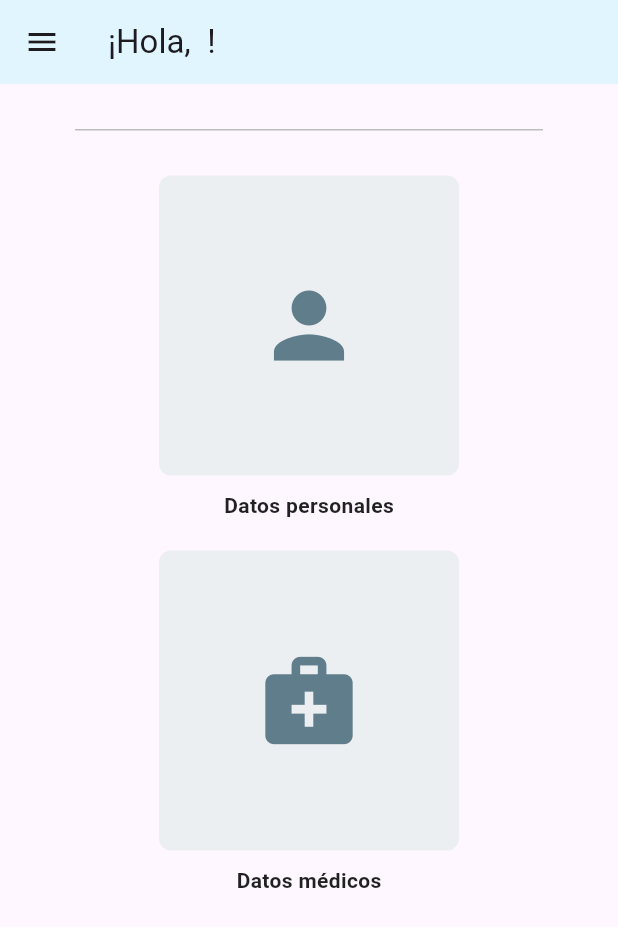
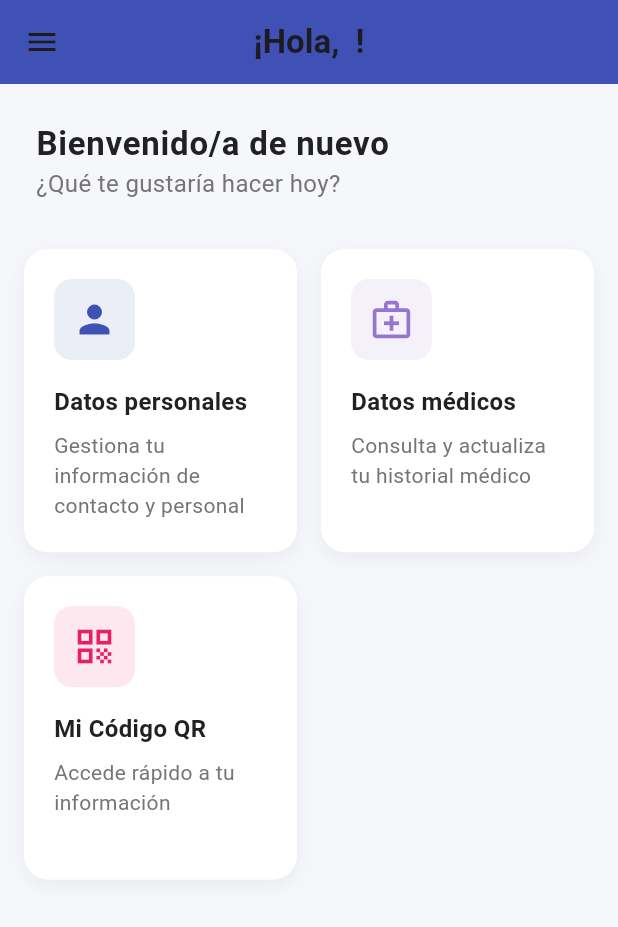
Before and after one commit to Samuel1722003/EmerScanFrontend, a Flutter app: the HomeScreen screen opened by its route, on a phone screen of 412 x 824 dp. Shown: the top 927 px of the screen. Run offline on Flutter 3.47's test engine with Material 3 defaults, Android fonts, the phone set to English and light mode, and no system bars; our stand-ins replace qr_flutter, shared_preferences, supabase_flutter; missing offline and left inert: bcrypt; accounts and stored records are empty.

Commit message:
Mejora visual de Home

```diff
--- a/hfe_frontend/lib/screens/home.dart
+++ b/hfe_frontend/lib/screens/home.dart
@@ -1,6 +1,7 @@
 import 'package:flutter/material.dart';
 import 'package:supabase_flutter/supabase_flutter.dart';
 import 'package:shared_preferences/shared_preferences.dart';
+import 'package:hfe_frontend/screens/screen.dart';
 
 class HomeScreen extends StatefulWidget {
   const HomeScreen({super.key});
@@ -63,52 +64,102 @@ class _HomeScreenState extends State<HomeScreen> {
   @override
   Widget build(BuildContext context) {
     return Scaffold(
+      backgroundColor: AppTheme.background,
       appBar: AppBar(
-        title: Text('¡Hola, $userName!'),
-        backgroundColor: Colors.lightBlue[50],
+        title: Text(
+          '¡Hola, $userName!',
+          style: const TextStyle(fontWeight: FontWeight.w600),
+        ),
+        backgroundColor: AppTheme.primary,
+        elevation: 0,
+        centerTitle: true,
       ),
       drawer: _buildDrawer(context),
       body:
           isLoading
-              ? const Center(child: CircularProgressIndicator())
+              ? Center(
+                child: Column(
+                  mainAxisAlignment: MainAxisAlignment.center,
+                  children: [
+                    SizedBox(
+                      width: 50,
+                      height: 50,
+                      child: CircularProgressIndicator(
+                        valueColor: AlwaysStoppedAnimation<Color>(
+                          AppTheme.primary,
+                        ),
+                        strokeWidth: 3,
+                      ),
+                    ),
+                    const SizedBox(height: 16),
+                    Text(
+                      "Cargando información...",
+                      style: TextStyle(
+                        color: AppTheme.textSecondary,
+                        fontSize: 16,
+                      ),
+                    ),
+                  ],
+                ),
+              )
               : _buildBody(context),
     );
   }
 
   Widget _buildDrawer(BuildContext context) {
     return Drawer(
+      backgroundColor: Colors.white,
       child: Column(
         children: [
           // Encabezado con imagen y nombre
-          UserAccountsDrawerHeader(
-            decoration: BoxDecoration(color: Colors.lightBlue[50]),
-            currentAccountPicture: const CircleAvatar(
+          Container(
+            padding: const EdgeInsets.only(top: 50, bottom: 20),
+            width: double.infinity,
+            color: AppTheme.primary,
+            child: Column(
+              children: [
+                Container(
+                  decoration: BoxDecoration(
+                    shape: BoxShape.circle,
+                    border: Border.all(color: Colors.white, width: 2),
+                  ),
+                  child: const CircleAvatar(
+                    radius: 40,
                     backgroundColor: Colors.white,
-              child: Icon(Icons.person, size: 50, color: Colors.grey),
+                    child: Icon(
+                      Icons.person,
+                      size: 50,
+                      color: AppTheme.primary,
                     ),
-            accountName: Text(
+                  ),
+                ),
+                const SizedBox(height: 12),
+                Text(
                   userName,
                   style: const TextStyle(
                     fontSize: 18,
                     fontWeight: FontWeight.bold,
-                color: Colors.black87,
+                    color: Colors.white,
                   ),
                 ),
-            accountEmail: null,
+              ],
+            ),
           ),
 
           // Opciones de menú
           Expanded(
-            child: Column(
+            child: ListView(
+              padding: EdgeInsets.zero,
               children: [
                 // Opción Datos personales
                 ListTile(
-                  leading: const Icon(Icons.person, color: Colors.blueGrey),
+                  leading: const Icon(Icons.person, color: AppTheme.primary),
                   title: const Text(
                     'Datos personales',
-                    style: TextStyle(color: Colors.black87),
+                    style: TextStyle(fontWeight: FontWeight.w500),
                   ),
                   onTap: () {
+                    Navigator.pop(context);
                     Navigator.pushNamed(context, 'PersonalDataScreen');
                   },
                 ),
@@ -117,13 +168,14 @@ class _HomeScreenState extends State<HomeScreen> {
                 ListTile(
                   leading: const Icon(
                     Icons.medical_services,
-                    color: Colors.blueGrey,
+                    color: AppTheme.secondary,
                   ),
                   title: const Text(
                     'Datos médicos',
-                    style: TextStyle(color: Colors.black87),
+                    style: TextStyle(fontWeight: FontWeight.w500),
                   ),
                   onTap: () {
+                    Navigator.pop(context);
                     Navigator.pushNamed(context, 'MedicalDataScreen');
                   },
                 ),
@@ -132,12 +184,13 @@ class _HomeScreenState extends State<HomeScreen> {
 
                 // Opción Código QR
                 ListTile(
-                  leading: const Icon(Icons.qr_code, color: Colors.blueGrey),
+                  leading: const Icon(Icons.qr_code, color: AppTheme.accent),
                   title: const Text(
-                    'Codigo QR',
-                    style: TextStyle(color: Colors.black87),
+                    'Código QR',
+                    style: TextStyle(fontWeight: FontWeight.w500),
                   ),
                   onTap: () {
+                    Navigator.pop(context);
                     Navigator.pushNamed(context, 'QRCodeScreen');
                   },
                 ),
@@ -146,22 +199,32 @@ class _HomeScreenState extends State<HomeScreen> {
 
                 // Opción Ajustes
                 ListTile(
-                  leading: Icon(Icons.settings, color: Colors.grey[700]),
+                  leading: Icon(Icons.settings, color: AppTheme.textSecondary),
                   title: Text(
                     'Ajustes',
-                    style: TextStyle(color: Colors.grey[700]),
+                    style: TextStyle(
+                      fontWeight: FontWeight.w500,
+                      color: AppTheme.textSecondary,
+                    ),
                   ),
                   onTap: () {
+                    Navigator.pop(context);
                     Navigator.pushNamed(context, 'SettingsScreen');
                   },
                 ),
 
                 // Opción Salir
                 ListTile(
-                  leading: Icon(Icons.exit_to_app, color: Colors.grey[700]),
-                  title: Text(
+                  leading: const Icon(
+                    Icons.exit_to_app,
+                    color: Colors.redAccent,
+                  ),
+                  title: const Text(
                     'Salir',
-                    style: TextStyle(color: Colors.grey[700]),
+                    style: TextStyle(
+                      fontWeight: FontWeight.w500,
+                      color: Colors.redAccent,
+                    ),
                   ),
                   onTap: () async {
                     // Cerrar sesión
@@ -179,81 +242,123 @@ class _HomeScreenState extends State<HomeScreen> {
               ],
             ),
           ),
+
+          // Versión al final del drawer
+          Container(
+            padding: const EdgeInsets.symmetric(vertical: 10),
+            child: Text(
+              'v1.0.0',
+              style: TextStyle(color: AppTheme.textSecondary, fontSize: 12),
+            ),
+          ),
         ],
       ),
     );
   }
 
   Widget _buildBody(BuildContext context) {
-    return Center(
+    return CustomScrollView(
+      physics: const BouncingScrollPhysics(),
+      slivers: [
+        // Encabezado con saludo
+        SliverToBoxAdapter(
+          child: Container(
+            padding: const EdgeInsets.all(24),
             child: Column(
-        mainAxisAlignment: MainAxisAlignment.start,
+              crossAxisAlignment: CrossAxisAlignment.start,
               children: [
-          const SizedBox(height: 30),
-
-          // Línea horizontal decorativa
-          Container(
-            margin: const EdgeInsets.symmetric(horizontal: 50),
-            height: 1,
-            color: Colors.grey[400],
-          ),
-
-          const SizedBox(height: 30),
-
-          // Botón Datos personales
-          _buildHomeButton(
-            context,
-            icon: Icons.person,
-            label: 'Datos personales',
-            onTap: () {
-              Navigator.pushNamed(context, 'PersonalDataScreen');
-            },
-          ),
-
-          const SizedBox(height: 20),
-
-          // Botón Datos médicos
-          _buildHomeButton(
-            context,
-            icon: Icons.medical_services,
-            label: 'Datos médicos',
-            onTap: () {
-              Navigator.pushNamed(context, 'MedicalDataScreen');
-            },
+                Text("Bienvenido/a de nuevo", style: AppTheme.heading),
+                Text(
+                  "¿Qué te gustaría hacer hoy?",
+                  style: TextStyle(color: AppTheme.textSecondary, fontSize: 16),
                 ),
               ],
             ),
+          ),
+        ),
+
+        // Tarjetas de acceso rápido (sin la tarjeta de Citas)
+        SliverPadding(
+          padding: const EdgeInsets.symmetric(horizontal: 16, vertical: 8),
+          sliver: SliverGrid.count(
+            crossAxisCount: 2,
+            crossAxisSpacing: 16.0,
+            mainAxisSpacing: 16.0,
+            childAspectRatio: 0.9,
+            children: [
+              _buildFeatureCard(
+                context: context,
+                icon: Icons.person,
+                title: "Datos personales",
+                description: "Gestiona tu información de contacto y personal",
+                color: AppTheme.primary,
+                route: 'PersonalDataScreen',
+              ),
+              _buildFeatureCard(
+                context: context,
+                icon: Icons.medical_services_outlined,
+                title: "Datos médicos",
+                description: "Consulta y actualiza tu historial médico",
+                color: AppTheme.diseases,
+                route: 'MedicalDataScreen',
+              ),
+              _buildFeatureCard(
+                context: context,
+                icon: Icons.qr_code,
+                title: "Mi Código QR",
+                description: "Accede rápido a tu información",
+                color: AppTheme.accent,
+                route: 'QRCodeScreen',
+              ),
+            ],
+          ),
+        ),
+      ],
     );
   }
 
-  Widget _buildHomeButton(
-    BuildContext context, {
+  Widget _buildFeatureCard({
+    required BuildContext context,
     required IconData icon,
-    required String label,
-    required Function() onTap,
+    required String title,
+    required String description,
+    required Color color,
+    required String route,
   }) {
     return GestureDetector(
-      onTap: onTap,
+      onTap: () {
+        Navigator.pushNamed(context, route);
+      },
+      child: Container(
+        padding: const EdgeInsets.all(20),
+        decoration: BoxDecoration(
+          color: AppTheme.cardBg,
+          borderRadius: BorderRadius.circular(16),
+          boxShadow: [
+            BoxShadow(
+              color: Colors.black.withOpacity(0.05),
+              offset: const Offset(0, 4),
+              blurRadius: 10,
+            ),
+          ],
+        ),
         child: Column(
+          crossAxisAlignment: CrossAxisAlignment.start,
           children: [
             Container(
-            width: 200,
-            height: 200,
+              padding: const EdgeInsets.all(12),
               decoration: BoxDecoration(
-              color: Colors.blueGrey[50],
-              borderRadius: BorderRadius.circular(8),
+                color: color.withOpacity(0.1),
+                borderRadius: BorderRadius.circular(12),
               ),
-            child: Icon(icon, size: 70, color: Colors.blueGrey),
+              child: Icon(icon, color: color, size: 30),
             ),
-          const SizedBox(height: 10),
-          Text(
-            label,
-            style: const TextStyle(
-              fontWeight: FontWeight.bold,
-              color: Colors.black87,
+            const SizedBox(height: 16),
+            Text(title, style: AppTheme.cardTitle),
+            const SizedBox(height: 8),
+            Text(description, style: AppTheme.cardContent),
+          ],
         ),
-          ),
-        ],
       ),
     );
   }
```
Lines whose indentation alone changed are shown as unchanged.
